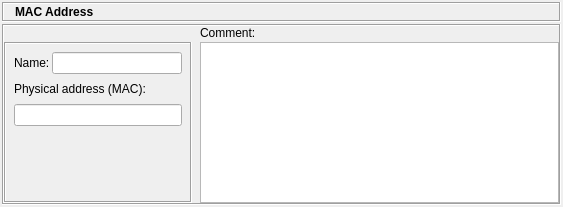
The window that src/gui/physaddressdialog_q.ui (fwbuilder/fwbuilder) describes before a commit, drawn with Qt 5.
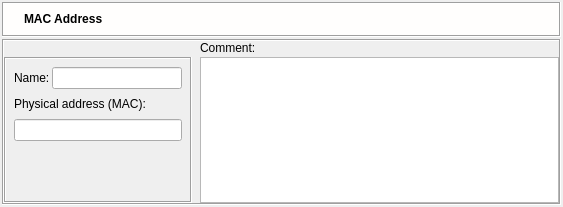
The same window after the commit. Icons and pictures are not drawn.

```diff
--- a/src/gui/physaddressdialog_q.ui
+++ b/src/gui/physaddressdialog_q.ui
@@ -62,9 +62,76 @@
        <property name="minimumSize" >
         <size>
          <width>16</width>
-         <height>20</height>
+         <height>35</height>
         </size>
        </property>
+       <property name="palette" >
+        <palette>
+         <active>
+          <colorrole role="Base" >
+           <brush brushstyle="SolidPattern" >
+            <color alpha="255" >
+             <red>255</red>
+             <green>255</green>
+             <blue>255</blue>
+            </color>
+           </brush>
+          </colorrole>
+          <colorrole role="Window" >
+           <brush brushstyle="SolidPattern" >
+            <color alpha="255" >
+             <red>255</red>
+             <green>254</green>
+             <blue>253</blue>
+            </color>
+           </brush>
+          </colorrole>
+         </active>
+         <inactive>
+          <colorrole role="Base" >
+           <brush brushstyle="SolidPattern" >
+            <color alpha="255" >
+             <red>255</red>
+             <green>255</green>
+             <blue>255</blue>
+            </color>
+           </brush>
+          </colorrole>
+          <colorrole role="Window" >
+           <brush brushstyle="SolidPattern" >
+            <color alpha="255" >
+             <red>255</red>
+             <green>254</green>
+             <blue>253</blue>
+            </color>
+           </brush>
+          </colorrole>
+         </inactive>
+         <disabled>
+          <colorrole role="Base" >
+           <brush brushstyle="SolidPattern" >
+            <color alpha="255" >
+             <red>255</red>
+             <green>254</green>
+             <blue>253</blue>
+            </color>
+           </brush>
+          </colorrole>
+          <colorrole role="Window" >
+           <brush brushstyle="SolidPattern" >
+            <color alpha="255" >
+             <red>255</red>
+             <green>254</green>
+             <blue>253</blue>
+            </color>
+           </brush>
+          </colorrole>
+         </disabled>
+        </palette>
+       </property>
+       <property name="autoFillBackground" >
+        <bool>true</bool>
+       </property>
        <property name="frameShape" >
         <enum>QFrame::Box</enum>
        </property>
@@ -90,7 +157,7 @@
         <property name="verticalSpacing" >
          <number>2</number>
         </property>
-        <item row="0" column="1" >
+        <item row="0" column="2" >
          <widget class="QLabel" name="editorTitle" >
           <property name="sizePolicy" >
            <sizepolicy vsizetype="Fixed" hsizetype="Preferred" >
@@ -131,6 +198,22 @@
           </property>
          </widget>
         </item>
+        <item row="0" column="1" >
+         <widget class="QLabel" name="label" >
+          <property name="sizePolicy" >
+           <sizepolicy vsizetype="Preferred" hsizetype="Maximum" >
+            <horstretch>0</horstretch>
+            <verstretch>0</verstretch>
+           </sizepolicy>
+          </property>
+          <property name="text" >
+           <string/>
+          </property>
+          <property name="pixmap" >
+           <pixmap resource="MainRes.qrc" >:/Icons/physAddress/icon</pixmap>
+          </property>
+         </widget>
+        </item>
        </layout>
       </widget>
      </item>
```
Left out of the diff: 4 changed lines with no effect on the pictures.
